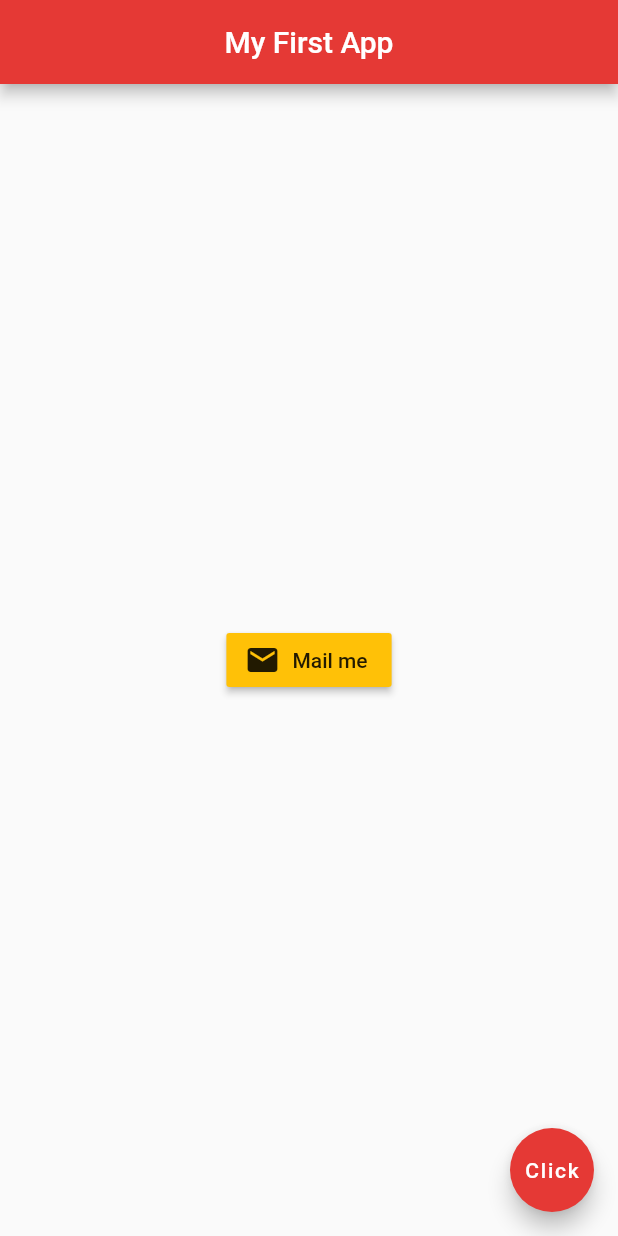
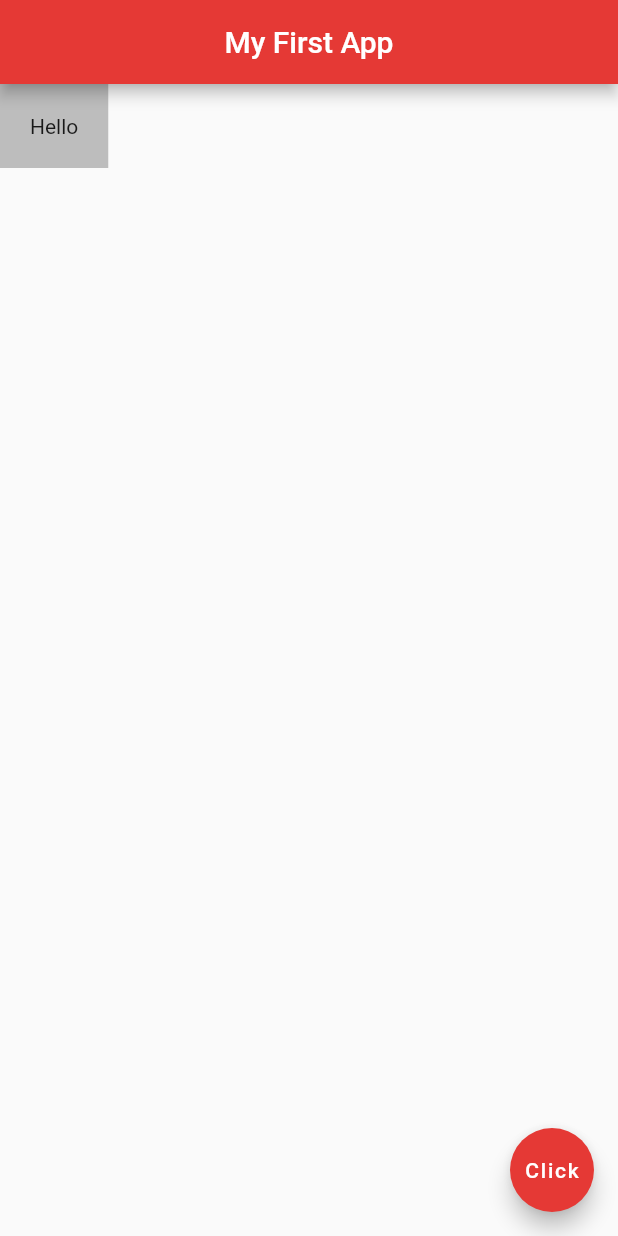
Before and after one commit to tdsimpson/Flutter-App, a Flutter app: the screen it shows after launch, on a phone screen of 412 x 824 dp. Run offline on Flutter 3.47's test engine with Material 2 defaults, Android fonts, the phone set to English and light mode, and no system bars.

Commit message:
Test commit from windows (added container widget)

```diff
--- a/lib/main.dart
+++ b/lib/main.dart
@@ -13,16 +13,11 @@ class Home extends StatelessWidget {
             centerTitle: true,
             backgroundColor: Colors.red[600],
         ),
-        body: Center(
-            child: RaisedButton.icon(
-                onPressed: (){},
-                icon: Icon(
-                    Icons.mail
-                ),
-                label: Text('Mail me'),
-                color: Colors.amber,
-            ),
-            ),
+        body: Container(
+          padding: EdgeInsets.all(20),
+          color: Colors.grey[400],
+          child: Text('Hello'),
+        ),
         floatingActionButton: FloatingActionButton(
             onPressed: (){},
             child: Text('Click'),
```
